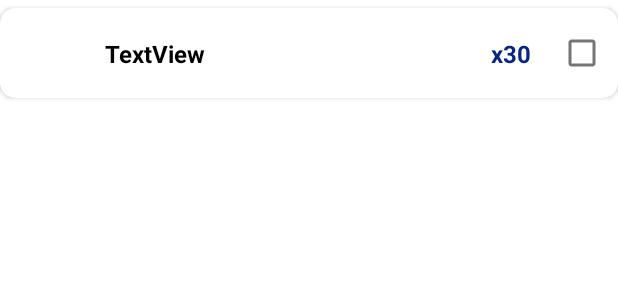
After one commit to Nurislammm21/FinalAvengersProjectApp, an Android app: the layout exercise_list_item.xml on its own in the app's theme, with its tools: preview values and no code run, on a phone screen of 412 x 824 dp. The commit adds this screen. Shown: the top 300 px of the screen. Run offline under Robolectric (Android 15) with nearby library versions, the phone set to English and light mode, and no system bars.

Commit message:
made a exercise list item xml

```diff
--- a/app/src/main/java/com/example/fitnessavengersapplication/fragments/DaysFragment.kt
+++ b/app/src/main/java/com/example/fitnessavengersapplication/fragments/DaysFragment.kt
@@ -15,11 +15,13 @@ import com.example.fitnessavengersapplication.adapters.DayModel
 import com.example.fitnessavengersapplication.adapters.DaysAdapter
 import com.example.fitnessavengersapplication.adapters.ExerciseModel
 import com.example.fitnessavengersapplication.databinding.FragmentDaysBinding
+import com.example.fitnessavengersapplication.utils.MainViewModel
 
 
 class DaysFragment : Fragment(), DaysAdapter.Listener  {
     lateinit var binding : FragmentDaysBinding
     private var ab : ActionBar? = null
+    private val model : MainViewModel by activityViewModels()
 
     override fun onCreateView(
         inflater: LayoutInflater, container: ViewGroup?,
--- /dev/null
+++ b/app/src/main/res/layout/exercise_list_item.xml
@@ -0,0 +1,61 @@
+<?xml version="1.0" encoding="utf-8"?>
+<androidx.cardview.widget.CardView xmlns:android="http://schemas.android.com/apk/res/android"
+    xmlns:app="http://schemas.android.com/apk/res-auto"
+    android:layout_width="match_parent"
+    android:layout_height="wrap_content"
+    android:layout_marginTop="5dp"
+    app:cardCornerRadius="10dp">
+
+    <androidx.constraintlayout.widget.ConstraintLayout
+        android:layout_width="match_parent"
+        android:layout_height="match_parent">
+
+        <ImageView
+            android:id="@+id/imEx"
+            android:layout_width="60dp"
+            android:layout_height="60dp"
+            app:layout_constraintBottom_toBottomOf="parent"
+            app:layout_constraintStart_toStartOf="parent"
+            app:layout_constraintTop_toTopOf="parent" />
+
+        <TextView
+            android:id="@+id/txtName2"
+            android:layout_width="0dp"
+            android:layout_height="wrap_content"
+            android:layout_marginStart="10dp"
+            android:layout_marginEnd="5dp"
+            android:ellipsize="end"
+            android:maxLines="1"
+            android:text="TextView"
+            android:textColor="#000000"
+            android:textSize="16sp"
+            android:textStyle="bold"
+            app:layout_constraintBottom_toBottomOf="@+id/imEx"
+            app:layout_constraintEnd_toStartOf="@+id/txtCount2"
+            app:layout_constraintStart_toEndOf="@+id/imEx"
+            app:layout_constraintTop_toTopOf="@+id/imEx" />
+
+        <TextView
+            android:id="@+id/txtCount2"
+            android:layout_width="wrap_content"
+            android:layout_height="wrap_content"
+            android:layout_marginEnd="10dp"
+            android:text="x30"
+            android:textColor="#082681"
+            android:textSize="16sp"
+            android:textStyle="bold"
+            app:layout_constraintBottom_toBottomOf="parent"
+            app:layout_constraintEnd_toStartOf="@+id/chB"
+            app:layout_constraintTop_toTopOf="parent" />
+
+        <CheckBox
+            android:id="@+id/chB"
+            android:layout_width="wrap_content"
+            android:layout_height="wrap_content"
+            android:clickable="false"
+            android:focusable="true"
+            app:layout_constraintBottom_toBottomOf="parent"
+            app:layout_constraintEnd_toEndOf="parent"
+            app:layout_constraintTop_toTopOf="parent" />
+    </androidx.constraintlayout.widget.ConstraintLayout>
+</androidx.cardview.widget.CardView>
```
